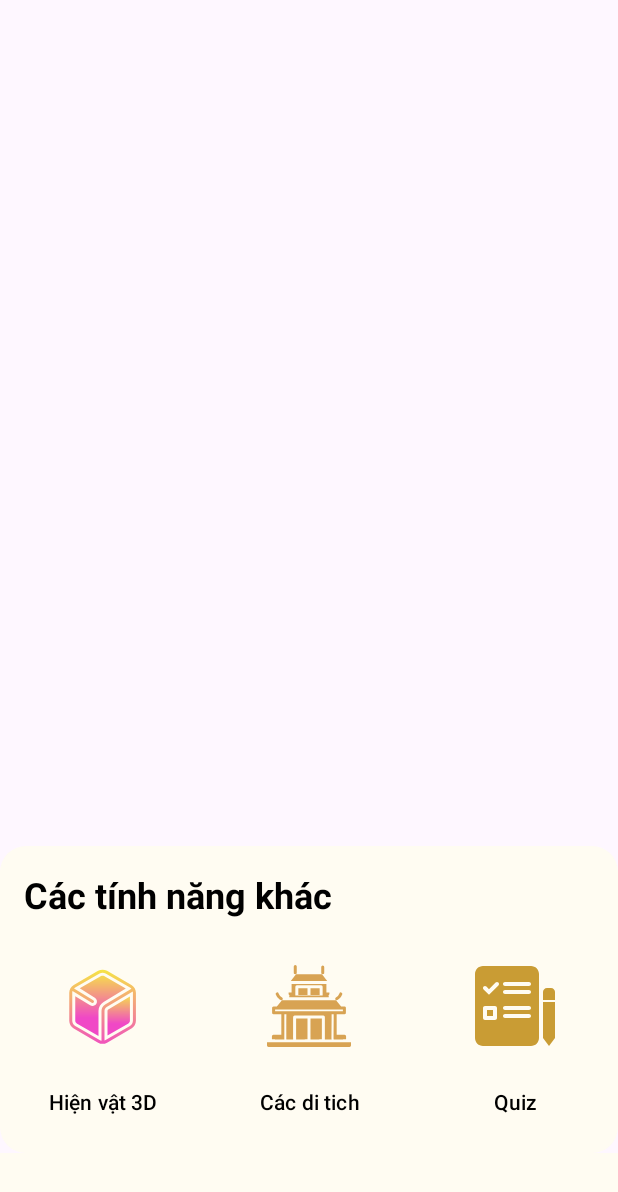
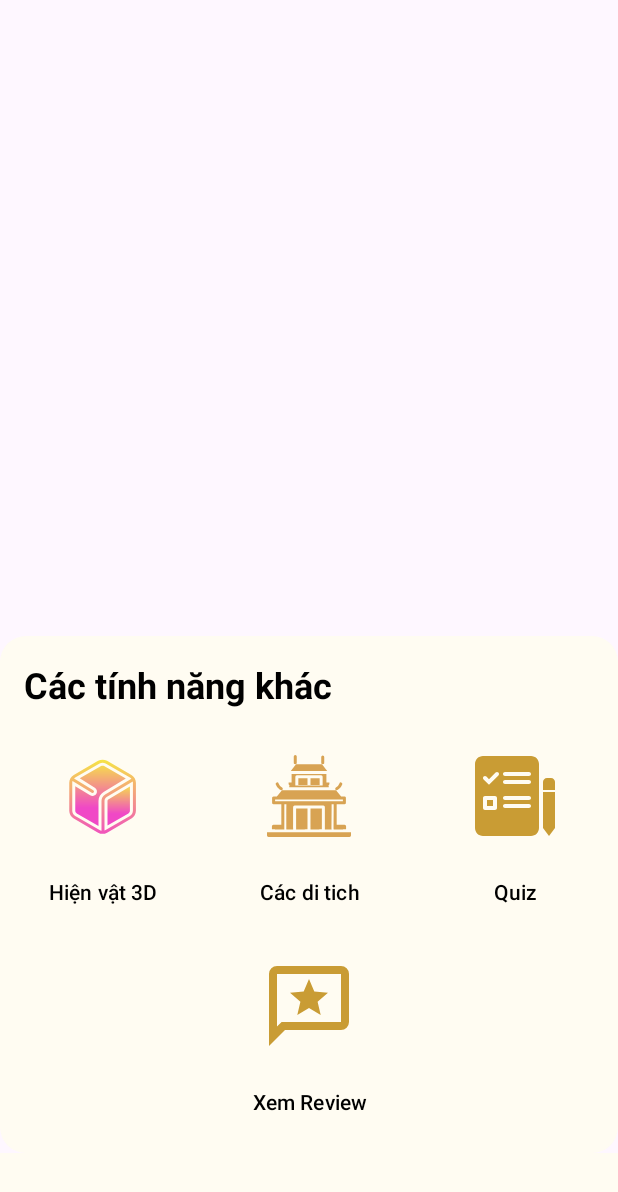
Before and after one commit to lenghia100703/Imperial-Citadel-of-Thang-Long-mobileapp, an Android app built with Jetpack Compose: the layout fragment_menu.xml on its own in the app's theme, with its tools: preview values and no code run, on a phone screen of 412 x 824 dp. Shown: the top 1192 px of the screen. Run offline under Robolectric (Android 15) with nearby library versions, the phone set to English and light mode, and no system bars.

Commit message:
update review button

```diff
--- /dev/null
+++ b/app/src/main/res/drawable/review.xml
@@ -0,0 +1,9 @@
+<vector xmlns:android="http://schemas.android.com/apk/res/android"
+    android:width="64dp"
+    android:height="64dp"
+    android:viewportWidth="960"
+    android:viewportHeight="960">
+  <path
+      android:pathData="m363,570 l117,-71 117,71 -31,-133 104,-90 -137,-11 -53,-126 -53,126 -137,11 104,90 -31,133ZM80,880v-720q0,-33 23.5,-56.5T160,80h640q33,0 56.5,23.5T880,160v480q0,33 -23.5,56.5T800,720L240,720L80,880ZM206,640h594v-480L160,160v525l46,-45ZM160,640v-480,480Z"
+      android:fillColor="#c99c34"/>
+</vector>
--- a/app/src/main/res/layout/fragment_menu.xml
+++ b/app/src/main/res/layout/fragment_menu.xml
@@ -33,7 +33,10 @@
             <LinearLayout
                 android:layout_width="match_parent"
                 android:layout_height="wrap_content"
-                android:orientation="horizontal">
+                android:orientation="vertical">
+                <LinearLayout
+                    android:layout_width="match_parent"
+                    android:layout_height="wrap_content">
                     <Button
                         android:id="@+id/btn3D"
                         android:layout_width="0dp"
@@ -65,6 +68,21 @@
                         android:text="Quiz"
                         android:textColor="@color/black"/>
                 </LinearLayout>
+                <LinearLayout
+                    android:layout_width="match_parent"
+                    android:layout_height="wrap_content">
+                    <Button
+                        android:id="@+id/btnReview"
+                        android:layout_width="0dp"
+                        android:layout_height="140dp"
+                        android:layout_weight="1"
+
+                        android:backgroundTint="@drawable/btn_color_state"
+                        android:drawableTop="@drawable/review"
+                        android:text="Xem Review"
+                        android:textColor="@color/black"/>
+                </LinearLayout>
+            </LinearLayout>
 
         </LinearLayout>
         <View
```
Also changed, not shown: 1 other file. Lines whose indentation alone changed are shown as unchanged.
